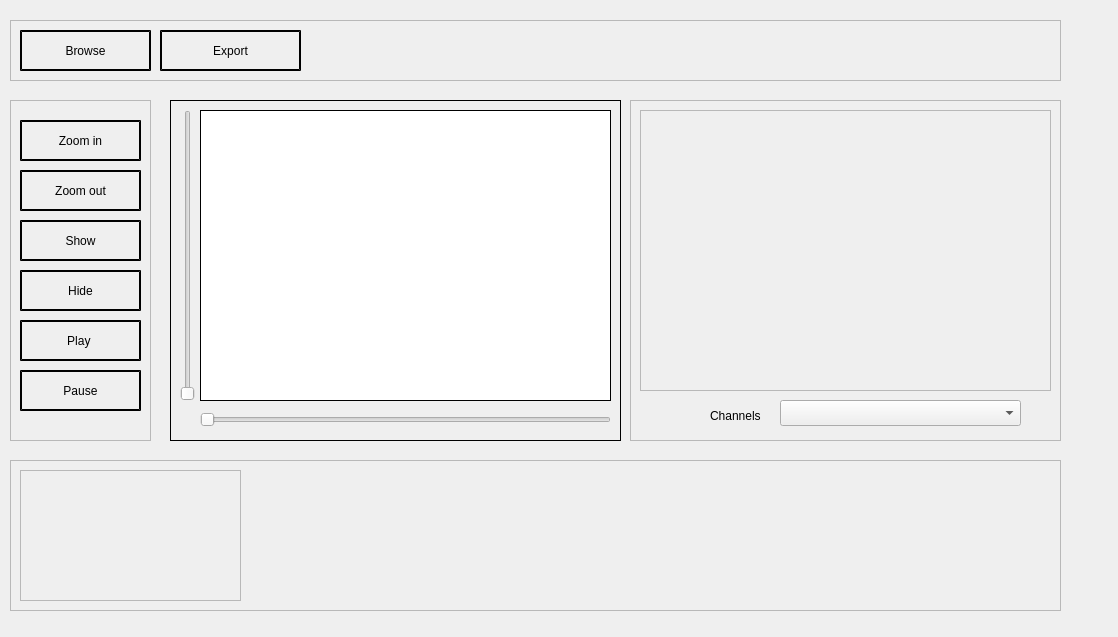
Before: the Qt Designer form Task 1 - Signal Viewer/main.ui in jemmyyy/dsptasks, drawn with Qt 5.
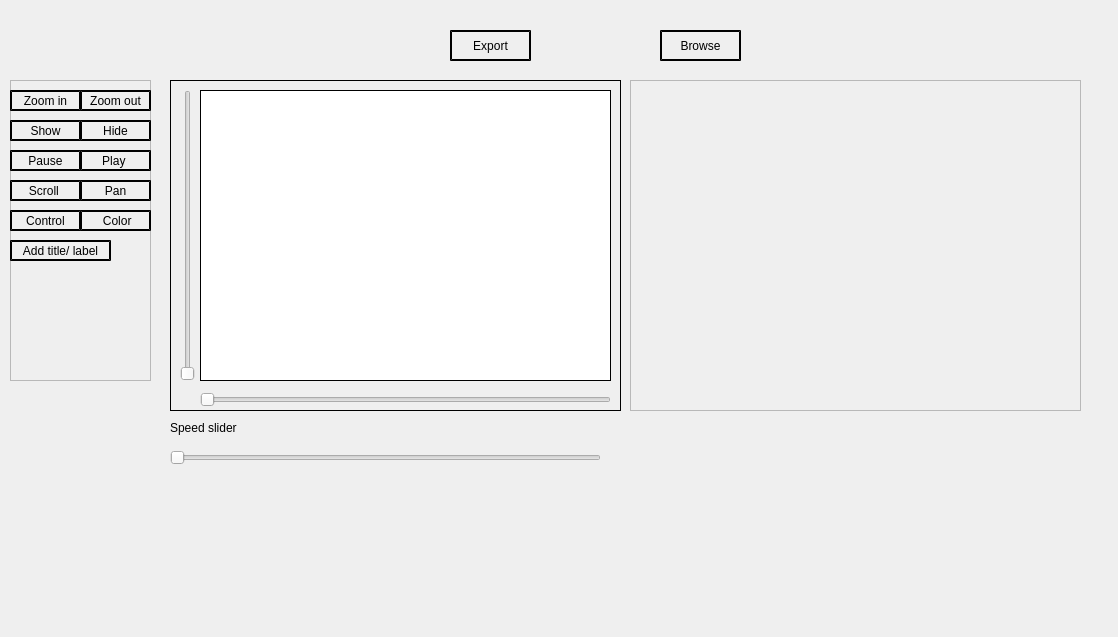
After: the same form once the commit is applied. Icons and pictures are not drawn. Custom widgets are drawn as their Qt base class.

```diff
--- a/Task 1 - Signal Viewer/main.ui
+++ b/Task 1 - Signal Viewer/main.ui
@@ -2075,13 +2075,37 @@
 }
 </string>
   </property>
+  <widget class="QPushButton" name="BrowseButton_13">
+   <property name="geometry">
+    <rect>
+     <x>660</x>
+     <y>30</y>
+     <width>81</width>
+     <height>31</height>
+    </rect>
+   </property>
+   <property name="toolTip">
+    <string>&lt;html&gt;&lt;head/&gt;&lt;body&gt;&lt;p&gt;Press to Browse&lt;/p&gt;&lt;/body&gt;&lt;/html&gt;</string>
+   </property>
+   <property name="styleSheet">
+    <string notr="true">QPushButton
+{
+    border-style: outset;
+    border-width: 2px;
+    border-color: black;
+}</string>
+   </property>
+   <property name="text">
+    <string>Browse</string>
+   </property>
+  </widget>
   <widget class="QFrame" name="frame">
    <property name="geometry">
     <rect>
      <x>170</x>
-     <y>100</y>
+     <y>80</y>
      <width>451</width>
-     <height>341</height>
+     <height>331</height>
     </rect>
    </property>
    <property name="styleSheet">
@@ -2135,13 +2159,37 @@
     </property>
    </widget>
   </widget>
+  <widget class="QPushButton" name="ExportButton_12">
+   <property name="geometry">
+    <rect>
+     <x>450</x>
+     <y>30</y>
+     <width>81</width>
+     <height>31</height>
+    </rect>
+   </property>
+   <property name="toolTip">
+    <string>&lt;html&gt;&lt;head/&gt;&lt;body&gt;&lt;p&gt;Press to Export&lt;/p&gt;&lt;/body&gt;&lt;/html&gt;</string>
+   </property>
+   <property name="styleSheet">
+    <string notr="true">QPushButton
+{
+    border-style: outset;
+    border-width: 2px;
+    border-color: black;
+}</string>
+   </property>
+   <property name="text">
+    <string>Export</string>
+   </property>
+  </widget>
   <widget class="QFrame" name="frame_2">
    <property name="geometry">
     <rect>
      <x>10</x>
-     <y>100</y>
+     <y>80</y>
      <width>141</width>
-     <height>341</height>
+     <height>301</height>
     </rect>
    </property>
    <property name="frameShape">
@@ -2153,10 +2201,10 @@
    <widget class="QPushButton" name="ZoomInButton">
     <property name="geometry">
      <rect>
-      <x>10</x>
-      <y>20</y>
-      <width>121</width>
-      <height>41</height>
+      <x>0</x>
+      <y>10</y>
+      <width>71</width>
+      <height>21</height>
      </rect>
     </property>
     <property name="styleSheet">
@@ -2174,10 +2222,10 @@
    <widget class="QPushButton" name="ShowButton_4">
     <property name="geometry">
      <rect>
-      <x>10</x>
-      <y>120</y>
-      <width>121</width>
-      <height>41</height>
+      <x>0</x>
+      <y>40</y>
+      <width>71</width>
+      <height>21</height>
      </rect>
     </property>
     <property name="styleSheet">
@@ -2195,10 +2243,10 @@
    <widget class="QPushButton" name="HideButton_5">
     <property name="geometry">
      <rect>
-      <x>10</x>
-      <y>170</y>
-      <width>121</width>
-      <height>41</height>
+      <x>70</x>
+      <y>40</y>
+      <width>71</width>
+      <height>21</height>
      </rect>
     </property>
     <property name="styleSheet">
@@ -2216,10 +2264,10 @@
    <widget class="QPushButton" name="PauseButton_6">
     <property name="geometry">
      <rect>
-      <x>10</x>
-      <y>270</y>
-      <width>121</width>
-      <height>41</height>
+      <x>0</x>
+      <y>70</y>
+      <width>71</width>
+      <height>21</height>
      </rect>
     </property>
     <property name="styleSheet">
@@ -2237,10 +2285,10 @@
    <widget class="QPushButton" name="PlayButton_7">
     <property name="geometry">
      <rect>
-      <x>10</x>
-      <y>220</y>
-      <width>121</width>
-      <height>41</height>
+      <x>70</x>
+      <y>70</y>
+      <width>71</width>
+      <height>21</height>
      </rect>
     </property>
     <property name="styleSheet">
@@ -2255,13 +2303,55 @@
      <string>Play </string>
     </property>
    </widget>
+   <widget class="QPushButton" name="ScrollButton_8">
+    <property name="geometry">
+     <rect>
+      <x>0</x>
+      <y>100</y>
+      <width>71</width>
+      <height>21</height>
+     </rect>
+    </property>
+    <property name="styleSheet">
+     <string notr="true">QPushButton
+{
+    border-style: outset;
+    border-width: 2px;
+    border-color: black;
+}</string>
+    </property>
+    <property name="text">
+     <string>Scroll </string>
+    </property>
+   </widget>
+   <widget class="QPushButton" name="PanButton_9">
+    <property name="geometry">
+     <rect>
+      <x>70</x>
+      <y>100</y>
+      <width>71</width>
+      <height>21</height>
+     </rect>
+    </property>
+    <property name="styleSheet">
+     <string notr="true">QPushButton
+{
+    border-style: outset;
+    border-width: 2px;
+    border-color: black;
+}</string>
+    </property>
+    <property name="text">
+     <string>Pan</string>
+    </property>
+   </widget>
    <widget class="QPushButton" name="Zoom_OutButton_3">
     <property name="geometry">
      <rect>
-      <x>10</x>
-      <y>70</y>
-      <width>121</width>
-      <height>41</height>
+      <x>70</x>
+      <y>10</y>
+      <width>71</width>
+      <height>21</height>
      </rect>
     </property>
     <property name="styleSheet">
@@ -2276,163 +2366,126 @@
      <string>Zoom out</string>
     </property>
    </widget>
+   <widget class="QPushButton" name="ControlButton_10">
+    <property name="geometry">
+     <rect>
+      <x>0</x>
+      <y>130</y>
+      <width>71</width>
+      <height>21</height>
+     </rect>
+    </property>
+    <property name="styleSheet">
+     <string notr="true">QPushButton
+{
+    border-style: outset;
+    border-width: 2px;
+    border-color: black;
+}</string>
+    </property>
+    <property name="text">
+     <string>Control</string>
+    </property>
+   </widget>
+   <widget class="QPushButton" name="Add_title_labelButton_14">
+    <property name="geometry">
+     <rect>
+      <x>0</x>
+      <y>160</y>
+      <width>101</width>
+      <height>21</height>
+     </rect>
+    </property>
+    <property name="styleSheet">
+     <string notr="true">QPushButton
+{
+    border-style: outset;
+    border-width: 2px;
+    border-color: black;
+}</string>
+    </property>
+    <property name="text">
+     <string>Add title/ label</string>
+    </property>
+   </widget>
+   <widget class="QPushButton" name="ColorButton_1">
+    <property name="geometry">
+     <rect>
+      <x>70</x>
+      <y>130</y>
+      <width>71</width>
+      <height>21</height>
+     </rect>
+    </property>
+    <property name="styleSheet">
+     <string notr="true">
+.QPushButtonn-6d {
+	border: 2px dashed #226fbe;
+}
+
+.QPushButton-6d:hover {
+	background: transparent;
+	color: #226fbe;
+}
+QPushButton
+{
+    border-style: outset;
+    border-width: 2px;
+    border-color: black;
+}</string>
+    </property>
+    <property name="text">
+     <string> Color</string>
+    </property>
+   </widget>
   </widget>
-  <widget class="QFrame" name="frame_4">
+  <widget class="QFrame" name="frame_3">
    <property name="geometry">
     <rect>
      <x>630</x>
-     <y>100</y>
+     <y>80</y>
+     <width>451</width>
+     <height>331</height>
+    </rect>
+   </property>
+   <property name="styleSheet">
+    <string notr="true">QFrame 
+{
+border-color: rgb(0, 0, 0);
+}</string>
+   </property>
+   <property name="frameShape">
+    <enum>QFrame::StyledPanel</enum>
+   </property>
+   <property name="frameShadow">
+    <enum>QFrame::Raised</enum>
+   </property>
+  </widget>
+  <widget class="QSlider" name="horizontalSlider_2">
+   <property name="geometry">
+    <rect>
+     <x>170</x>
+     <y>450</y>
      <width>431</width>
-     <height>341</height>
+     <height>16</height>
     </rect>
    </property>
-   <property name="frameShape">
-    <enum>QFrame::StyledPanel</enum>
+   <property name="orientation">
+    <enum>Qt::Horizontal</enum>
    </property>
-   <property name="frameShadow">
-    <enum>QFrame::Raised</enum>
-   </property>
-   <widget class="QFrame" name="frame_3">
-    <property name="geometry">
-     <rect>
-      <x>10</x>
-      <y>10</y>
-      <width>411</width>
-      <height>281</height>
-     </rect>
-    </property>
-    <property name="styleSheet">
-     <string notr="true">QFrame 
-{
-border-color: rgb(0, 0, 0);
-}</string>
-    </property>
-    <property name="frameShape">
-     <enum>QFrame::StyledPanel</enum>
-    </property>
-    <property name="frameShadow">
-     <enum>QFrame::Raised</enum>
-    </property>
-   </widget>
-   <widget class="QComboBox" name="comboBox">
-    <property name="geometry">
-     <rect>
-      <x>150</x>
-      <y>300</y>
-      <width>241</width>
-      <height>26</height>
-     </rect>
-    </property>
-   </widget>
-   <widget class="QLabel" name="label">
-    <property name="geometry">
-     <rect>
-      <x>80</x>
-      <y>300</y>
-      <width>61</width>
-      <height>31</height>
-     </rect>
-    </property>
-    <property name="text">
-     <string>Channels</string>
-    </property>
-   </widget>
   </widget>
-  <widget class="QFrame" name="frame_5">
+  <widget class="QLabel" name="label">
    <property name="geometry">
     <rect>
-     <x>10</x>
-     <y>20</y>
-     <width>1051</width>
-     <height>61</height>
+     <x>170</x>
+     <y>420</y>
+     <width>81</width>
+     <height>16</height>
     </rect>
    </property>
-   <property name="frameShape">
-    <enum>QFrame::StyledPanel</enum>
+   <property name="text">
+    <string>Speed slider</string>
    </property>
-   <property name="frameShadow">
-    <enum>QFrame::Raised</enum>
-   </property>
-   <widget class="QPushButton" name="BrowseButton_13">
-    <property name="geometry">
-     <rect>
-      <x>10</x>
-      <y>10</y>
-      <width>131</width>
-      <height>41</height>
-     </rect>
-    </property>
-    <property name="toolTip">
-     <string>&lt;html&gt;&lt;head/&gt;&lt;body&gt;&lt;p&gt;Press to Browse&lt;/p&gt;&lt;/body&gt;&lt;/html&gt;</string>
-    </property>
-    <property name="styleSheet">
-     <string notr="true">QPushButton
-{
-    border-style: outset;
-    border-width: 2px;
-    border-color: black;
-}</string>
-    </property>
-    <property name="text">
-     <string>Browse</string>
-    </property>
-   </widget>
-   <widget class="QPushButton" name="ExportButton_12">
-    <property name="geometry">
-     <rect>
-      <x>150</x>
-      <y>10</y>
-      <width>141</width>
-      <height>41</height>
-     </rect>
-    </property>
-    <property name="toolTip">
-     <string>&lt;html&gt;&lt;head/&gt;&lt;body&gt;&lt;p&gt;Press to Export&lt;/p&gt;&lt;/body&gt;&lt;/html&gt;</string>
-    </property>
-    <property name="styleSheet">
-     <string notr="true">QPushButton
-{
-    border-style: outset;
-    border-width: 2px;
-    border-color: black;
-}</string>
-    </property>
-    <property name="text">
-     <string>Export</string>
-    </property>
-   </widget>
-  </widget>
-  <widget class="QFrame" name="frame_6">
-   <property name="geometry">
-    <rect>
-     <x>10</x>
-     <y>460</y>
-     <width>1051</width>
-     <height>151</height>
-    </rect>
-   </property>
-   <property name="frameShape">
-    <enum>QFrame::StyledPanel</enum>
-   </property>
-   <property name="frameShadow">
-    <enum>QFrame::Raised</enum>
-   </property>
-   <widget class="QFrame" name="frame_7">
-    <property name="geometry">
-     <rect>
-      <x>10</x>
-      <y>10</y>
-      <width>221</width>
-      <height>131</height>
-     </rect>
-    </property>
-    <property name="frameShape">
-     <enum>QFrame::StyledPanel</enum>
-    </property>
-    <property name="frameShadow">
-     <enum>QFrame::Raised</enum>
-    </property>
-   </widget>
   </widget>
  </widget>
  <customwidgets>
```
Left out of the diff: 8 changed lines with no effect on the pictures.
